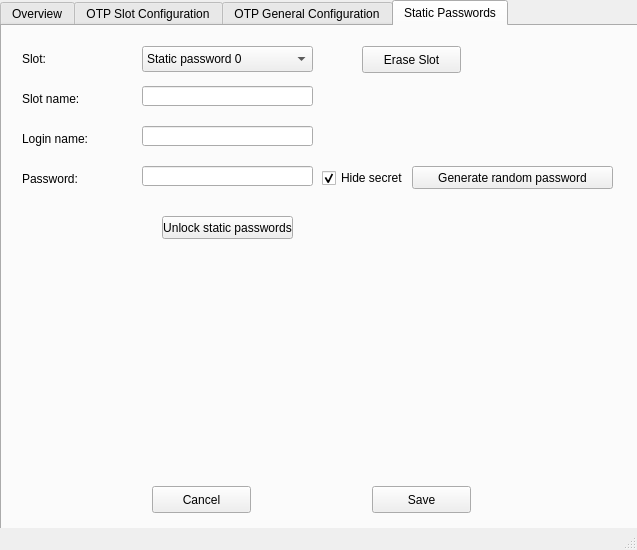
Old version of the form mainwindow.ui in the repository Nitrokey/nitrokey-app.
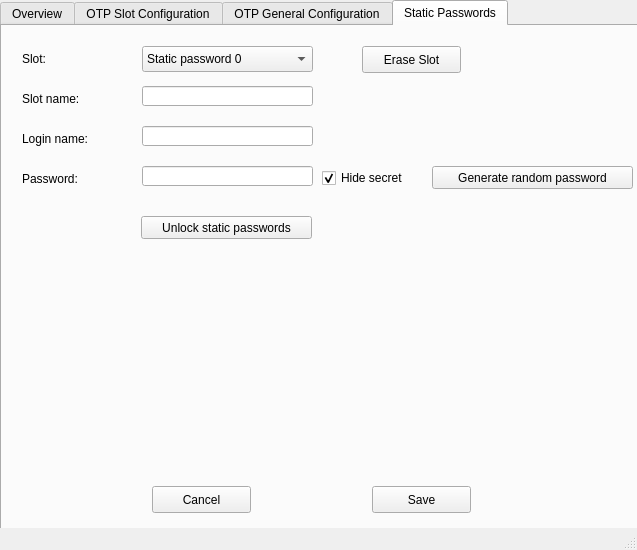
New version of the form. The open tabs and pages were chosen to show the change. Icons and pictures are not drawn.

Diff of the .ui file:
```diff
--- a/mainwindow.ui
+++ b/mainwindow.ui
@@ -1184,7 +1184,7 @@
      <widget class="QPushButton" name="PWS_ButtonCreatePW">
       <property name="geometry">
        <rect>
-        <x>410</x>
+        <x>430</x>
         <y>140</y>
         <width>201</width>
         <height>23</height>
@@ -1197,9 +1197,9 @@
      <widget class="QPushButton" name="PWS_ButtonEnable">
       <property name="geometry">
        <rect>
-        <x>160</x>
+        <x>139</x>
         <y>190</y>
-        <width>131</width>
+        <width>171</width>
         <height>23</height>
        </rect>
       </property>
```
Left out of the diff: 2 changed lines with no effect on the pictures.
